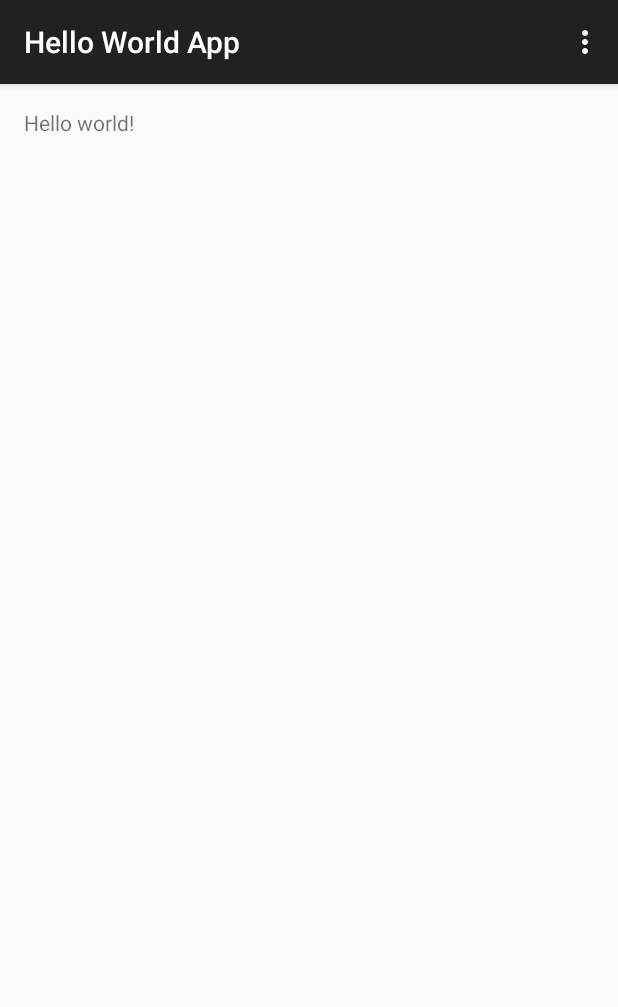
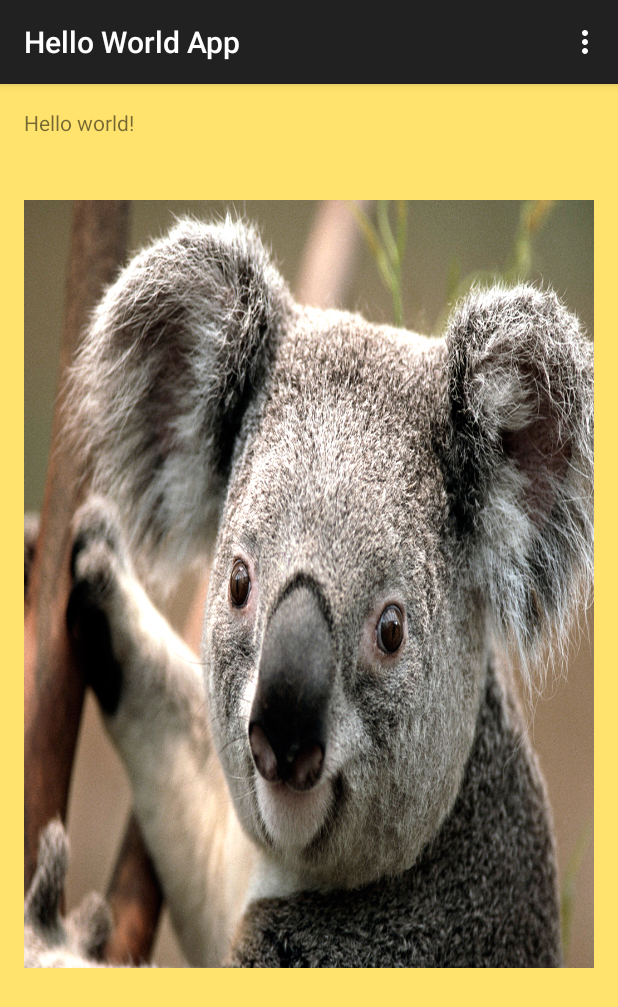
Before and after one commit to miguelbn/HelloWorldApp, an Android app: the screen it shows after launch (MainActivity), on a phone screen of 412 x 824 dp. Shown: the top 1007 px of the screen. Run offline under Robolectric (Android 15) with nearby library versions, the phone set to English and light mode, and no system bars.

```diff
--- a/app/src/main/res/layout/activity_main.xml
+++ b/app/src/main/res/layout/activity_main.xml
@@ -3,9 +3,23 @@
     android:layout_height="match_parent" android:paddingLeft="@dimen/activity_horizontal_margin"
     android:paddingRight="@dimen/activity_horizontal_margin"
     android:paddingTop="@dimen/activity_vertical_margin"
-    android:paddingBottom="@dimen/activity_vertical_margin" tools:context=".MainActivity">
+    android:paddingBottom="@dimen/activity_vertical_margin" tools:context=".MainActivity"
+    android:background="#ffffe36d">
 
     <TextView android:text="@string/hello_world" android:layout_width="wrap_content"
-        android:layout_height="wrap_content" />
+        android:layout_height="wrap_content"
+        android:id="@+id/textView" />
+
+    <ImageButton
+        android:layout_width="wrap_content"
+        android:layout_height="wrap_content"
+        android:id="@+id/imageButton"
+        android:layout_below="@+id/textView"
+        android:layout_alignParentLeft="true"
+        android:layout_alignParentStart="true"
+        android:layout_marginTop="42dp"
+        android:layout_alignParentRight="true"
+        android:layout_alignParentEnd="true"
+        android:background="@drawable/koala" />
 
 </RelativeLayout>
```
Also changed, not shown: 1 other file.
